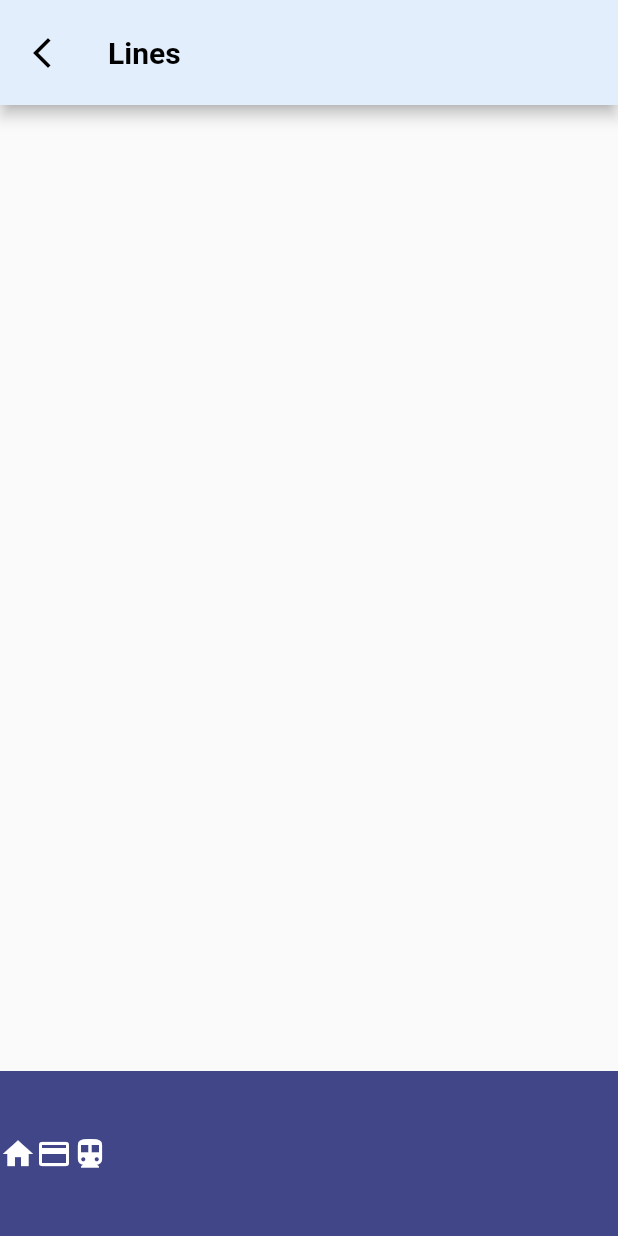
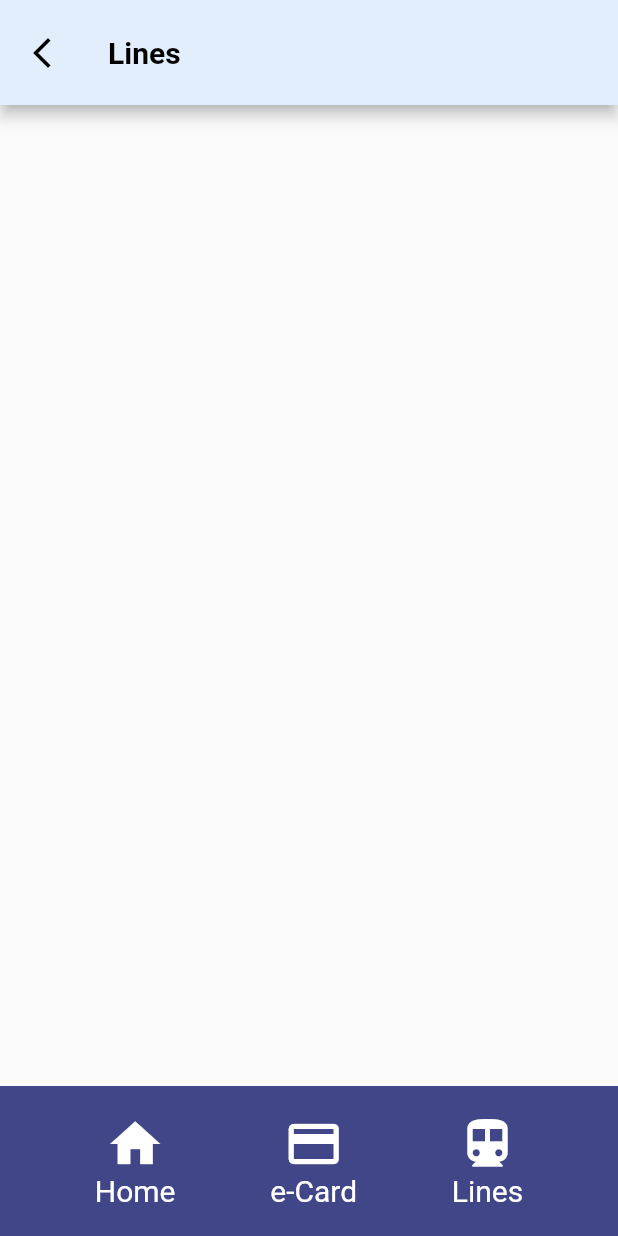
Before and after one commit to francesctr4/FlutterAppProject, a Flutter app: the screen it shows after launch, on a phone screen of 412 x 824 dp. Run offline on Flutter 3.47's test engine with Material 2 defaults, Android fonts, the phone set to English and light mode, and no system bars.

Commit message:
Bottom Bar Widget Created

```diff
--- a/flutter_app_project/project_source/lib/screens/lines_screen.dart
+++ b/flutter_app_project/project_source/lib/screens/lines_screen.dart
@@ -1,4 +1,6 @@
 import 'package:flutter/material.dart';
+
+import '../widgets/bottom_bar.dart';
 
 class LinesScreen extends StatelessWidget {
   const LinesScreen({super.key});
@@ -32,26 +34,7 @@ class LinesScreen extends StatelessWidget {
           Container(
             color: Colors.white,
           ),
-          Container(
-            height: 110,
-            color: const Color.fromRGBO(64, 70, 136, 1),
-            child: const Row(
-              children: [
-                Icon(
-                  Icons.home,
-                  color: Colors.white,
-                ),
-                Icon(
-                  Icons.credit_card,
-                  color: Colors.white,
-                ),
-                Icon(
-                  Icons.directions_subway,
-                  color: Colors.white,
-                ),
-              ],
-            ),
-          ),
+          const BottomBar(),
         ],
       ),
     );
--- /dev/null
+++ b/flutter_app_project/project_source/lib/widgets/bottom_bar.dart
@@ -0,0 +1,71 @@
+import 'package:flutter/material.dart';
+
+class BottomBar extends StatelessWidget {
+  const BottomBar({
+    super.key,
+  });
+
+  @override
+  Widget build(BuildContext context) {
+    return Container(
+      height: 100,
+      color: const Color.fromRGBO(64, 70, 136, 1),
+      child: const Row(
+        mainAxisAlignment: MainAxisAlignment.spaceEvenly,
+        children: [
+          Column(
+            mainAxisAlignment: MainAxisAlignment.center,
+            children: [
+              Icon(
+                Icons.home,
+                size: 40,
+                color: Colors.white,
+              ),
+              Text(
+                "Home",
+                style: TextStyle(
+                  color: Colors.white,
+                  fontSize: 20,
+                ),
+              ),
+            ],
+          ),
+          Column(
+            mainAxisAlignment: MainAxisAlignment.center,
+            children: [
+              Icon(
+                Icons.credit_card,
+                size: 40,
+                color: Colors.white,
+              ),
+              Text(
+                "e-Card",
+                style: TextStyle(
+                  color: Colors.white,
+                  fontSize: 20,
+                ),
+              ),
+            ],
+          ),
+          Column(
+            mainAxisAlignment: MainAxisAlignment.center,
+            children: [
+              Icon(
+                Icons.directions_subway,
+                size: 40,
+                color: Colors.white,
+              ),
+              Text(
+                "Lines",
+                style: TextStyle(
+                  color: Colors.white,
+                  fontSize: 20,
+                ),
+              ),
+            ],
+          ),
+        ],
+      ),
+    );
+  }
+}
```
